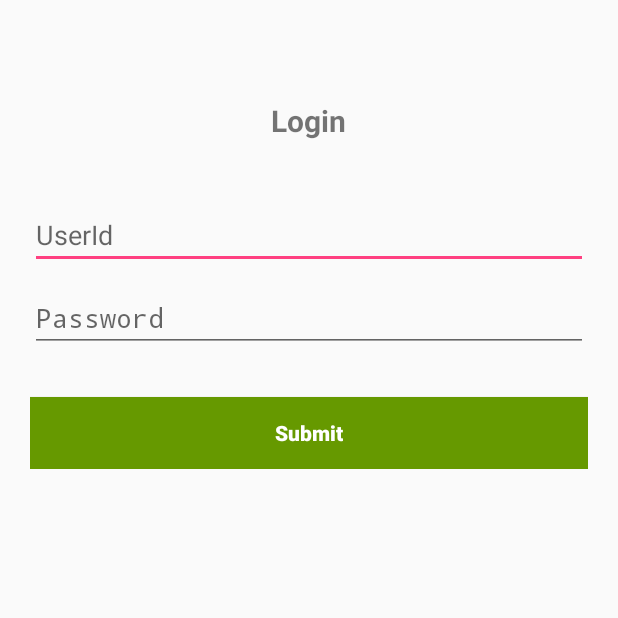
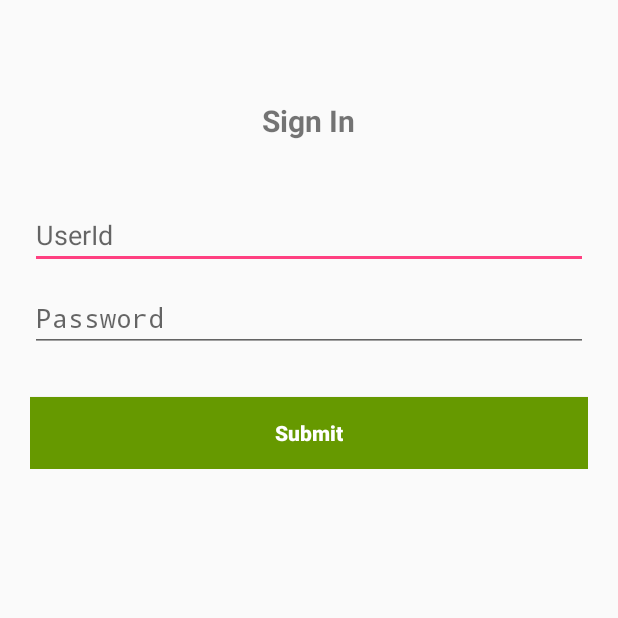
Before and after one commit to ummar-syed/DEMO_CIRCLE_CI, an Android app: the screen it shows after launch (MainActivity), on a phone screen of 412 x 824 dp, the part 333-951 px from its top. Run offline under Robolectric (Android 15) with nearby library versions, the phone set to English and light mode, and no system bars.

Commit message:
Update fragment_login.xml

```diff
--- a/app/src/main/res/layout/fragment_login.xml
+++ b/app/src/main/res/layout/fragment_login.xml
@@ -15,7 +15,7 @@
            android:id="@+id/loginTitle_TextView"
            android:layout_width="wrap_content"
            android:layout_height="wrap_content"
-           android:text="Login"
+           android:text="Sign In"
            android:layout_centerHorizontal="true"
            android:textSize="20sp"
            android:textStyle="bold"/>
```
